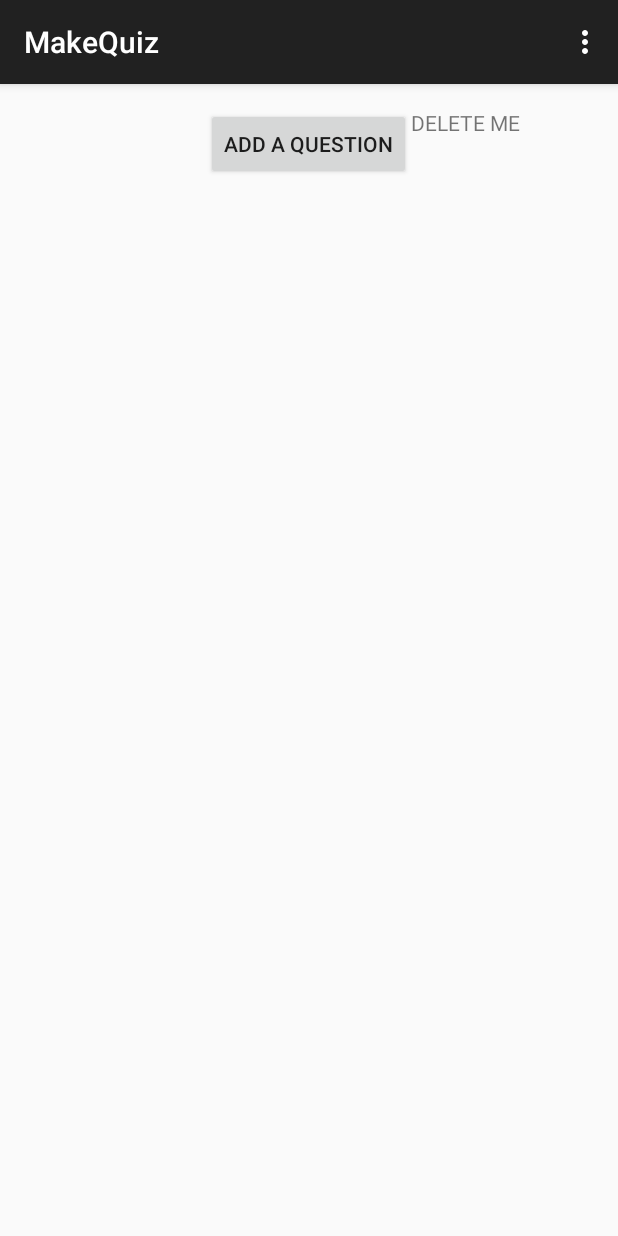
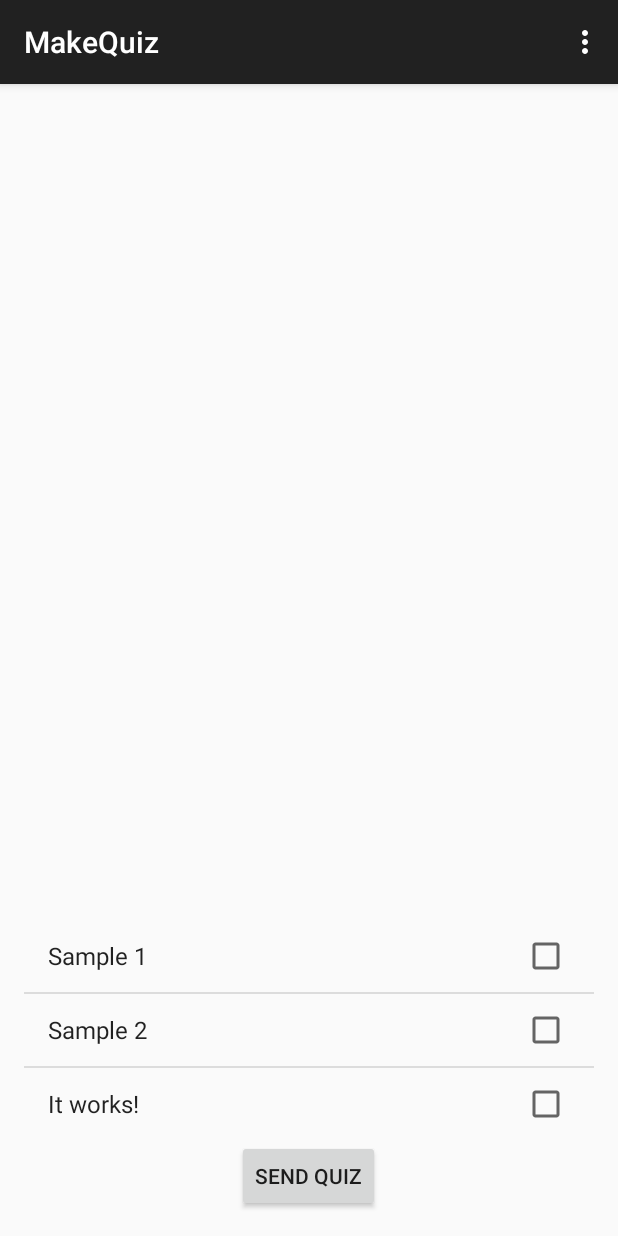
Before and after one commit to jbeale/QuizMe, an Android app: the MakeQuiz screen opened directly, with no data from a screen before it, on a phone screen of 412 x 824 dp. Run offline under Robolectric (Android 15) with nearby library versions, the phone set to English and light mode, and no system bars.

Commit message:
Added capability for constructing a quiz

```diff
--- a/android/QuizWhiz/app/src/main/AndroidManifest.xml
+++ b/android/QuizWhiz/app/src/main/AndroidManifest.xml
@@ -24,7 +24,7 @@
             android:label="@string/title_activity_home" >
         </activity>
         <activity
-            android:name=".MakeQuiz"
+            android:name=".MakeQuestions"
             android:label="@string/title_activity_make_quiz" >
         </activity>
         <activity
@@ -41,6 +41,10 @@
             android:name=".InputQuestion"
             android:label="@string/title_activity_input_question" >
         </activity>
+        <activity
+            android:name=".MakeQuiz"
+            android:label="@string/title_activity_make_quiz" >
+        </activity>
     </application>
 
 </manifest>
--- a/android/QuizWhiz/app/src/main/java/com/whiz/quiz/quizwhiz/MakeQuiz.java
+++ b/android/QuizWhiz/app/src/main/java/com/whiz/quiz/quizwhiz/MakeQuiz.java
@@ -1,124 +1,53 @@
 package com.whiz.quiz.quizwhiz;
 
-import android.content.Intent;
 import android.support.v7.app.ActionBarActivity;
 import android.os.Bundle;
 import android.view.Menu;
 import android.view.MenuItem;
 import android.view.View;
-import android.widget.Button;
+import android.widget.AdapterView;
+import android.widget.ArrayAdapter;
 import android.widget.ListView;
-import android.widget.Toast;
-
-import com.whiz.quiz.quizwhiz.model.MultipleChoiceQuestionModel;
-import com.whiz.quiz.quizwhiz.model.response.LoginResponseBody;
-import com.whiz.quiz.quizwhiz.model.response.RestResponse;
-import com.whiz.quiz.quizwhiz.service.ObjectConverter;
-import com.whiz.quiz.quizwhiz.service.RestClient;
 
 import java.util.ArrayList;
-import java.util.List;
-
-import retrofit.Callback;
-import retrofit.RetrofitError;
-import retrofit.client.Response;
 
 
 public class MakeQuiz extends ActionBarActivity {
-    Button btnAddQuestion = null;
-    ListView listViewQuestions = null;
-    MultipleChoiceQuestionAdapter questionAdapter = null;
-    ArrayList<QuizQuestion> questions =
-            new ArrayList<QuizQuestion>();
-    final static int REQUEST_CODE = 1;
-    RestClient restClient = null;
 
+    ListView listChooseQuestions = null;
+    ArrayList<String> questionNames = null;
+    ArrayAdapter<String> adapter = null;
     @Override
     protected void onCreate(Bundle savedInstanceState) {
         super.onCreate(savedInstanceState);
         setContentView(R.layout.activity_make_quiz);
 
-        btnAddQuestion = (Button) findViewById(R.id.buttonAddQuestion);
-        listViewQuestions = (ListView) findViewById(R.id.listViewQuestions);
+        listChooseQuestions = (ListView) findViewById(R.id.listChooseQuestions);
 
-        questionAdapter = new MultipleChoiceQuestionAdapter(this, questions, this);
+        questionNames = new ArrayList<>();
 
-        listViewQuestions.setAdapter(questionAdapter);
+        //Test values
+        String question1 = "Sample 1";
+        String question2 = "Sample 2";
+        String question3 = "It works!";
 
-        btnAddQuestion.setOnClickListener(new View.OnClickListener() {
+        questionNames.add(question1);
+        questionNames.add(question2);
+        questionNames.add(question3);
+
+
+        adapter = new ArrayAdapter<String>(this, android.R.layout.simple_list_item_multiple_choice, questionNames);
+
+        listChooseQuestions.setAdapter(adapter);
+        listChooseQuestions.setItemsCanFocus(false);
+        listChooseQuestions.setOnItemClickListener(new AdapterView.OnItemClickListener() {
             @Override
-            public void onClick(View v) {
-                Intent intent = new Intent(v.getContext(), InputQuestion.class);
-                intent.addFlags(Intent.FLAG_ACTIVITY_BROUGHT_TO_FRONT);
-                startActivityForResult(intent, REQUEST_CODE);
-            }
-        });
-        fillInList();
-    }
+            public void onItemClick(AdapterView<?> parent, View view, int position, long id) {
 
-    private void fillInList() {
-        RestClient restClient = new RestClient(getApplicationContext());
-        restClient.get().getQuestions(new Callback<RestResponse<List<MultipleChoiceQuestionModel>>>() {
-            @Override
-            public void success(RestResponse<List<MultipleChoiceQuestionModel>> listRestResponse, Response response) {
-                ArrayList<MultipleChoiceQuestionModel> arrayList = new ArrayList<MultipleChoiceQuestionModel>(listRestResponse.body);
-                for(int i = 0; i < arrayList.size(); i++) {
-                    MultipleChoiceQuestion question = ObjectConverter.mcConverter(arrayList.get(i));
-                    questions.add(question);
-                }
-                questionAdapter.notifyDataSetChanged();
-            }
-
-            @Override
-            public void failure(RetrofitError error) {
-                Toast.makeText(getApplicationContext(), "Refresh the page or try again later", Toast.LENGTH_SHORT);
             }
         });
     }
 
-    @Override
-    protected void onActivityResult(int requestCode, int resultCode, Intent data) {
-        super.onActivityResult(requestCode, resultCode, data);
-        if(requestCode == REQUEST_CODE){
-            if(resultCode == RESULT_OK){
-                Bundle bundle = data.getBundleExtra("multipleChoiceBundle");
-                MultipleChoiceQuestion multipleChoiceQuestion = new MultipleChoiceQuestion();
-                multipleChoiceQuestion.setQuestionName(bundle.getString("questionName"));
-                multipleChoiceQuestion.setQuestion(bundle.getString("question"));
-                String[] options = new String[4];
-                for(int i=0; i<4; i++){
-                    options[i] = bundle.getString("option"+i);
-                }
-                multipleChoiceQuestion.setPossibleAnswers(options);
-                multipleChoiceQuestion.setCorrectAnswerPosition(bundle.getInt("index"));
-
-                sendQuestion(multipleChoiceQuestion);
-            }
-        }
-    }
-
-    public void sendQuestion(final MultipleChoiceQuestion question){
-        String questionName = question.getQuestionName();
-        String questionType = MultipleChoiceQuestion.TYPE;
-        String promptText = question.getQuestion();
-        String[] optionTexts = question.getPossibleAnswers();
-        int correctOptionIndex = question.getCorrectAnswerPosition();
-        restClient = new RestClient(getApplicationContext());
-        restClient.get().sendQuestion(questionName, questionType,
-                promptText, optionTexts, correctOptionIndex, new Callback<RestResponse<LoginResponseBody>>() {
-
-                    @Override
-                    public void success(RestResponse<LoginResponseBody> loginResponseBodyRestResponse, Response response) {
-                        questions.add(question);
-                        questionAdapter.notifyDataSetChanged();
-                    }
-
-                    @Override
-                    public void failure(RetrofitError error) {
-                        Toast.makeText(getApplicationContext(), error.getResponse().getReason().toString(), Toast.LENGTH_SHORT).show();
-                    }
-                });
-    }
 
     @Override
     public boolean onCreateOptionsMenu(Menu menu) {
--- a/android/QuizWhiz/app/src/main/res/layout/activity_make_quiz.xml
+++ b/android/QuizWhiz/app/src/main/res/layout/activity_make_quiz.xml
@@ -6,32 +6,21 @@
     android:paddingBottom="@dimen/activity_vertical_margin"
     tools:context="com.whiz.quiz.quizwhiz.MakeQuiz">
 
+    <ListView
+        android:layout_width="wrap_content"
+        android:layout_height="wrap_content"
+        android:id="@+id/listChooseQuestions"
+        android:layout_above="@+id/buttonSendQuiz"
+        android:layout_alignParentLeft="true"
+        android:layout_alignParentStart="true"
+        android:choiceMode="multipleChoice" />
+
     <Button
         android:layout_width="wrap_content"
         android:layout_height="wrap_content"
-        android:text="Add a Question"
-        android:id="@+id/buttonAddQuestion"
-        android:layout_alignParentTop="true"
+        android:text="Send Quiz"
+        android:id="@+id/buttonSendQuiz"
+        android:layout_alignParentBottom="true"
         android:layout_centerHorizontal="true" />
 
-    <ListView
-        android:layout_width="wrap_content"
-        android:layout_height="wrap_content"
-        android:id="@+id/listViewQuestions"
-        android:layout_below="@+id/buttonAddQuestion"
-        android:layout_alignParentLeft="true"
-        android:layout_alignParentStart="true"
-        android:stackFromBottom="true"
-        android:transcriptMode="alwaysScroll"/>
-
-    <TextView
-        android:layout_width="wrap_content"
-        android:layout_height="wrap_content"
-        android:text="DELETE ME"
-        android:id="@+id/testView"
-        android:layout_alignBottom="@+id/buttonAddQuestion"
-        android:layout_toRightOf="@+id/buttonAddQuestion"
-        android:layout_alignParentTop="true"
-        android:layout_alignRight="@+id/listViewQuestions"
-        android:layout_alignEnd="@+id/listViewQuestions" />
 </RelativeLayout>
--- /dev/null
+++ b/android/QuizWhiz/app/src/main/res/menu/menu_make_questions.xml
@@ -0,0 +1,6 @@
+<menu xmlns:android="http://schemas.android.com/apk/res/android"
+    xmlns:app="http://schemas.android.com/apk/res-auto"
+    xmlns:tools="http://schemas.android.com/tools" tools:context="com.whiz.quiz.quizwhiz.MakeQuestions">
+    <item android:id="@+id/action_settings" android:title="@string/action_settings"
+        android:orderInCategory="100" app:showAsAction="never" />
+</menu>
```
Also changed, not shown: android/QuizWhiz/app/src/main/java/com/whiz/quiz/quizwhiz/Home.java (+10 -0 lines), android/QuizWhiz/app/src/main/java/com/whiz/quiz/quizwhiz/MakeQuestions.java (added, +144 -0 lines), android/QuizWhiz/app/src/main/res/layout/activity_home.xml (+16 -7 lines), android/QuizWhiz/app/src/main/res/layout/activity_make_questions.xml (added, +37 -0 lines).
